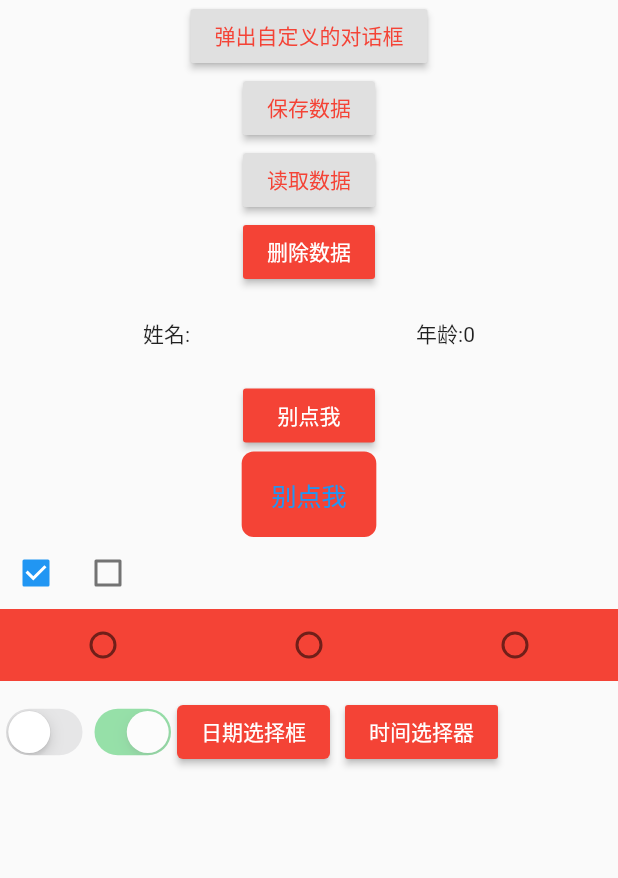
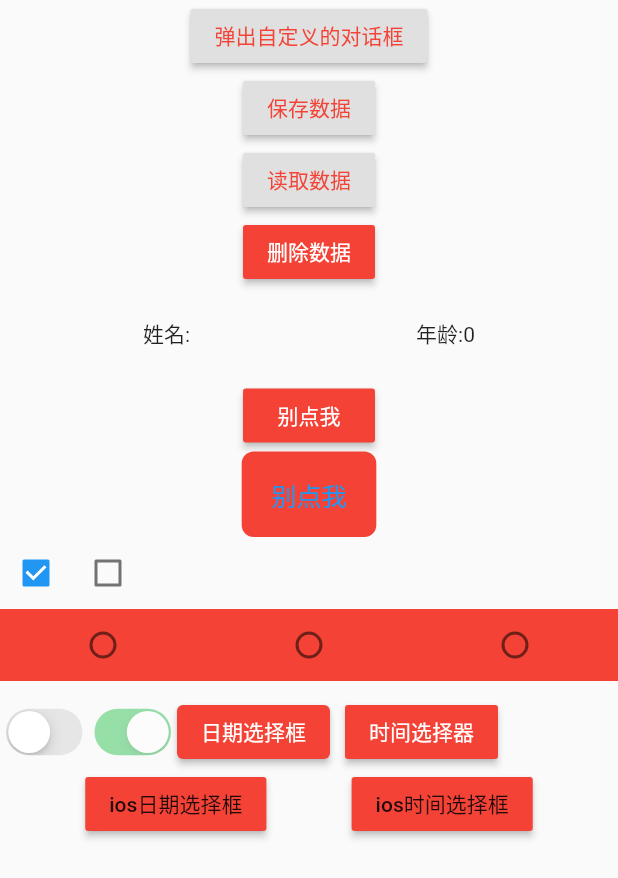
Before and after one commit to heiseyoumo/flutter_changyou, a Flutter app: the FeedbackContent widget shown alone on an empty page, opened directly, on a phone screen of 412 x 824 dp. Shown: the top 878 px of the screen. Run offline on Flutter 3.47's test engine with Material 2 defaults, Android fonts, the phone set to English and light mode, and no system bars; our stand-ins replace shared_preferences; accounts and stored records are empty; network calls fail.

Commit message:
flutter中常见的组件

```diff
--- a/lib/feedback_page.dart
+++ b/lib/feedback_page.dart
@@ -46,7 +46,7 @@ class _FeedbackContent extends State<FeedbackContent> {
 
   @override
   Widget build(BuildContext context) {
-    return Center(
+    return SingleChildScrollView(
       child: Column(
         children: <Widget>[
           RaisedButton(
@@ -279,6 +279,24 @@ class _FeedbackContent extends State<FeedbackContent> {
               ],
             ),
           ),
+          Container(
+            margin: EdgeInsets.fromLTRB(0, 0, 0, 140),
+            child: Row(
+              mainAxisAlignment: MainAxisAlignment.spaceEvenly,
+              children: <Widget>[
+                MaterialButton(
+                  child: Text("ios日期选择框"),
+                  onPressed: () {},
+                  color: Colors.red,
+                ),
+                MaterialButton(
+                  child: Text("ios时间选择框"),
+                  onPressed: () {},
+                  color: Colors.red,
+                ),
+              ],
+            ),
+          ),
         ],
       ),
     );
```
